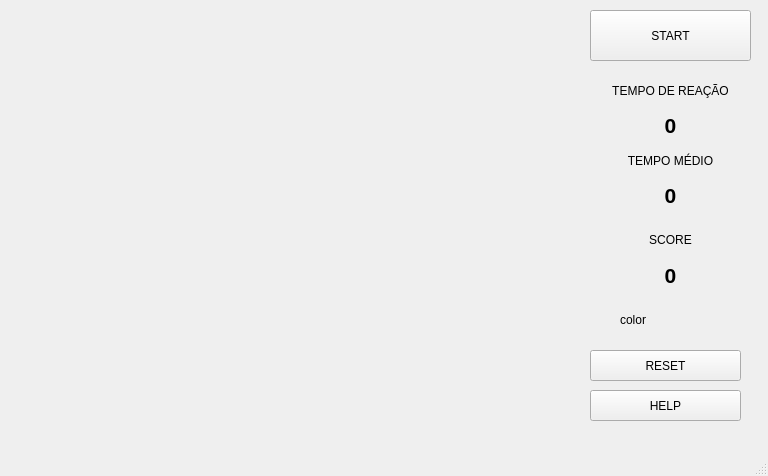
This is reaction_time/mainwindow.ui in peterwilfride/reaction_time_game as Qt 5 draws it before an edit. The edited form follows.
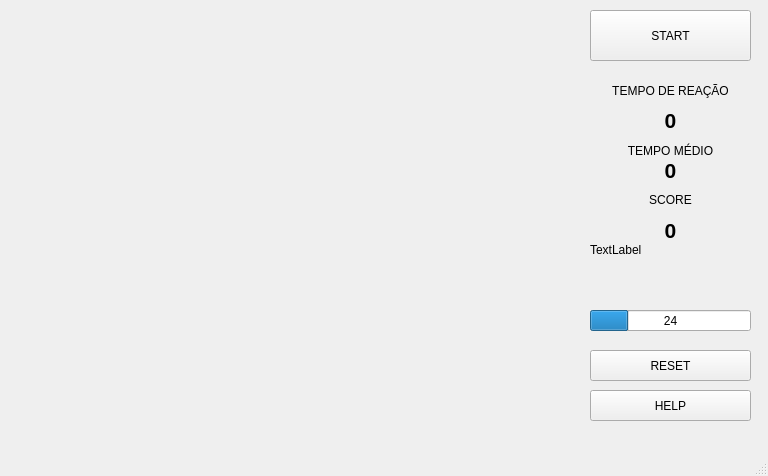
This is the edited form.

Commit message: eval play and life bar

```diff
--- a/reaction_time/mainwindow.ui
+++ b/reaction_time/mainwindow.ui
@@ -32,7 +32,7 @@
      <rect>
       <x>590</x>
       <y>350</y>
-      <width>151</width>
+      <width>161</width>
       <height>31</height>
      </rect>
     </property>
@@ -62,7 +62,7 @@
       <x>610</x>
       <y>110</y>
       <width>121</width>
-      <height>31</height>
+      <height>21</height>
      </rect>
     </property>
     <property name="font">
@@ -83,7 +83,7 @@
     <property name="geometry">
      <rect>
       <x>590</x>
-      <y>150</y>
+      <y>140</y>
       <width>161</width>
       <height>21</height>
      </rect>
@@ -99,9 +99,9 @@
     <property name="geometry">
      <rect>
       <x>610</x>
-      <y>180</y>
+      <y>160</y>
       <width>121</width>
-      <height>31</height>
+      <height>21</height>
      </rect>
     </property>
     <property name="font">
@@ -121,9 +121,9 @@
    <widget class="QLabel" name="label_5">
     <property name="geometry">
      <rect>
-      <x>605</x>
-      <y>230</y>
-      <width>131</width>
+      <x>590</x>
+      <y>190</y>
+      <width>161</width>
       <height>20</height>
      </rect>
     </property>
@@ -138,9 +138,9 @@
     <property name="geometry">
      <rect>
       <x>610</x>
-      <y>260</y>
+      <y>220</y>
       <width>121</width>
-      <height>31</height>
+      <height>21</height>
      </rect>
     </property>
     <property name="font">
@@ -162,7 +162,7 @@
      <rect>
       <x>590</x>
       <y>390</y>
-      <width>151</width>
+      <width>161</width>
       <height>31</height>
      </rect>
     </property>
@@ -173,14 +173,52 @@
    <widget class="QLabel" name="color_label">
     <property name="geometry">
      <rect>
-      <x>620</x>
+      <x>590</x>
+      <y>270</y>
+      <width>161</width>
+      <height>20</height>
+     </rect>
+    </property>
+    <property name="font">
+     <font>
+      <weight>75</weight>
+      <bold>true</bold>
+     </font>
+    </property>
+    <property name="text">
+     <string/>
+    </property>
+    <property name="alignment">
+     <set>Qt::AlignCenter</set>
+    </property>
+   </widget>
+   <widget class="QProgressBar" name="health_bar">
+    <property name="geometry">
+     <rect>
+      <x>590</x>
       <y>310</y>
-      <width>66</width>
+      <width>161</width>
+      <height>21</height>
+     </rect>
+    </property>
+    <property name="value">
+     <number>24</number>
+    </property>
+    <property name="format">
+     <string>%p</string>
+    </property>
+   </widget>
+   <widget class="QLabel" name="is_end">
+    <property name="geometry">
+     <rect>
+      <x>590</x>
+      <y>240</y>
+      <width>51</width>
       <height>19</height>
      </rect>
     </property>
     <property name="text">
-     <string>color</string>
+     <string>TextLabel</string>
     </property>
    </widget>
   </widget>
```
Left out of the diff: 2 changed lines with no effect on the pictures. The commit also changes 2 other files.
